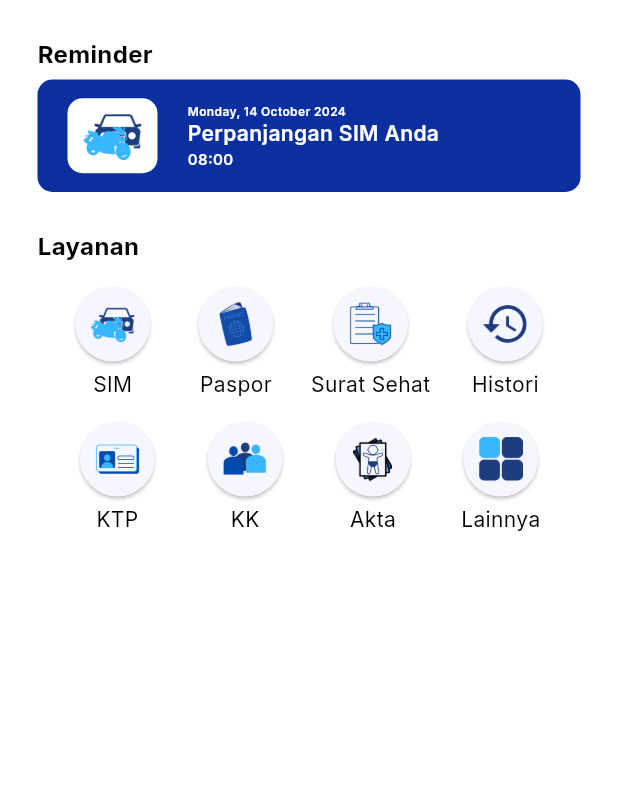
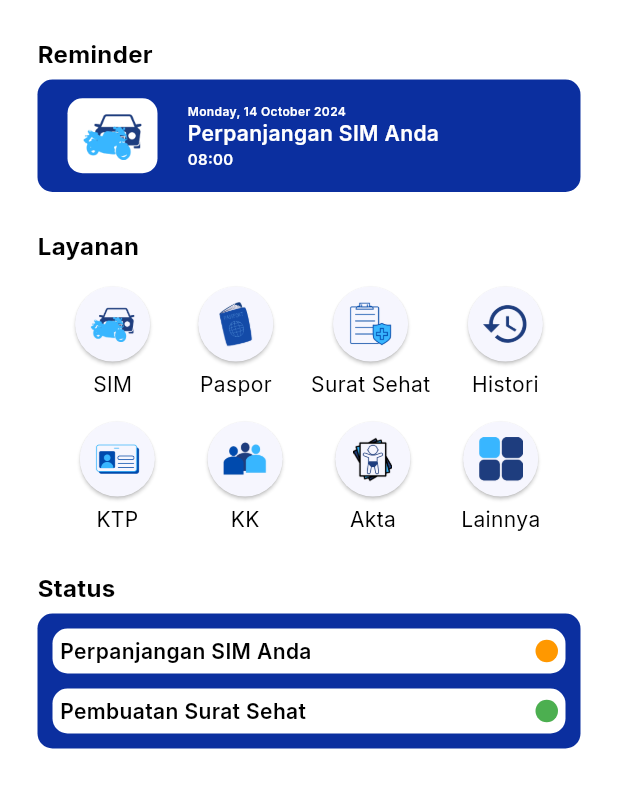
Before and after one commit to FahrezyAli/satu_untuk_rakyat, a Flutter app: the LandingPage screen opened by its route, on a phone screen of 412 x 824 dp, the part 84-892 px from its top. Run offline on Flutter 3.47's test engine with Material 3 defaults, Android fonts, the phone set to English and light mode, and no system bars; generated files the repository leaves out were written again.

Commit message:
status done

```diff
--- /dev/null
+++ b/lib/components/status_card.dart
@@ -0,0 +1,64 @@
+import 'package:flutter/material.dart';
+import 'package:satu_untuk_rakyat/models/services_model.dart';
+import 'package:satu_untuk_rakyat/utils/colors.dart';
+
+class StatusCard extends StatelessWidget {
+  final List<Services> services;
+
+  const StatusCard({super.key, required this.services});
+
+  Color statusColor(String status) {
+    if (status == "Success") {
+      return Colors.green;
+    } else if (status == "Pending") {
+      return Colors.orange;
+    } else {
+      return Colors.red;
+    }
+  }
+
+  @override
+  Widget build(BuildContext context) {
+    return Container(
+      decoration: BoxDecoration(
+        color: suratBlue,
+        borderRadius: BorderRadius.circular(10),
+      ),
+      padding: EdgeInsets.symmetric(horizontal: 10, vertical: 5),
+      child: Column(
+        children: [
+          ...services.map((service) {
+            return Container(
+              decoration: BoxDecoration(
+                color: Colors.white,
+                borderRadius: BorderRadius.circular(10),
+              ),
+              padding: EdgeInsets.symmetric(horizontal: 5, vertical: 5),
+              margin: EdgeInsets.symmetric(vertical: 5),
+              child: Row(
+                children: [
+                  Text(
+                    service.title,
+                    style: TextStyle(
+                      fontSize: 14,
+                      fontWeight: FontWeight.w600,
+                    ),
+                  ),
+                  Spacer(),
+                  Container(
+                    height: 15,
+                    width: 15,
+                    decoration: BoxDecoration(
+                      color: statusColor(service.status),
+                      borderRadius: BorderRadius.circular(50),
+                    ),
+                  ),
+                ],
+              ),
+            );
+          }),
+        ],
+      ),
+    );
+  }
+}
--- /dev/null
+++ b/lib/data/sevices_data.dart
@@ -0,0 +1,16 @@
+import 'package:satu_untuk_rakyat/models/services_model.dart';
+
+List<Services> servicesData = [
+  Services(
+    type: "SIM",
+    title: "Perpanjangan SIM Anda",
+    date: DateTime(2024, 10, 14, 8),
+    status: "Pending",
+  ),
+  Services(
+    type: "Health",
+    title: "Pembuatan Surat Sehat",
+    date: DateTime(2024, 10, 14, 8),
+    status: "Success",
+  ),
+];
--- /dev/null
+++ b/lib/models/services_model.dart
@@ -0,0 +1,13 @@
+class Services {
+  final String type;
+  final String title;
+  final DateTime date;
+  final String status;
+
+  Services({
+    required this.type,
+    required this.title,
+    required this.date,
+    required this.status,
+  });
+}
--- a/lib/src/general/landing_page.dart
+++ b/lib/src/general/landing_page.dart
@@ -2,7 +2,9 @@ import 'package:flutter/material.dart';
 import 'package:satu_untuk_rakyat/components/reminder_card.dart';
 import 'package:satu_untuk_rakyat/components/scaffold.dart';
 import 'package:satu_untuk_rakyat/components/service_icon.dart';
+import 'package:satu_untuk_rakyat/components/status_card.dart';
 import 'package:satu_untuk_rakyat/data/reminder_data.dart';
+import 'package:satu_untuk_rakyat/data/sevices_data.dart';
 
 class LandingPage extends StatelessWidget {
   const LandingPage({super.key});
@@ -78,6 +80,16 @@ class LandingPage extends StatelessWidget {
                 ),
               ],
             ),
+            SizedBox(height: 25),
+            Text(
+              "Status",
+              style: TextStyle(
+                fontWeight: FontWeight.bold,
+                fontSize: 16,
+              ),
+            ),
+            SizedBox(height: 5),
+            StatusCard(services: servicesData),
           ],
         ),
       ),
```
